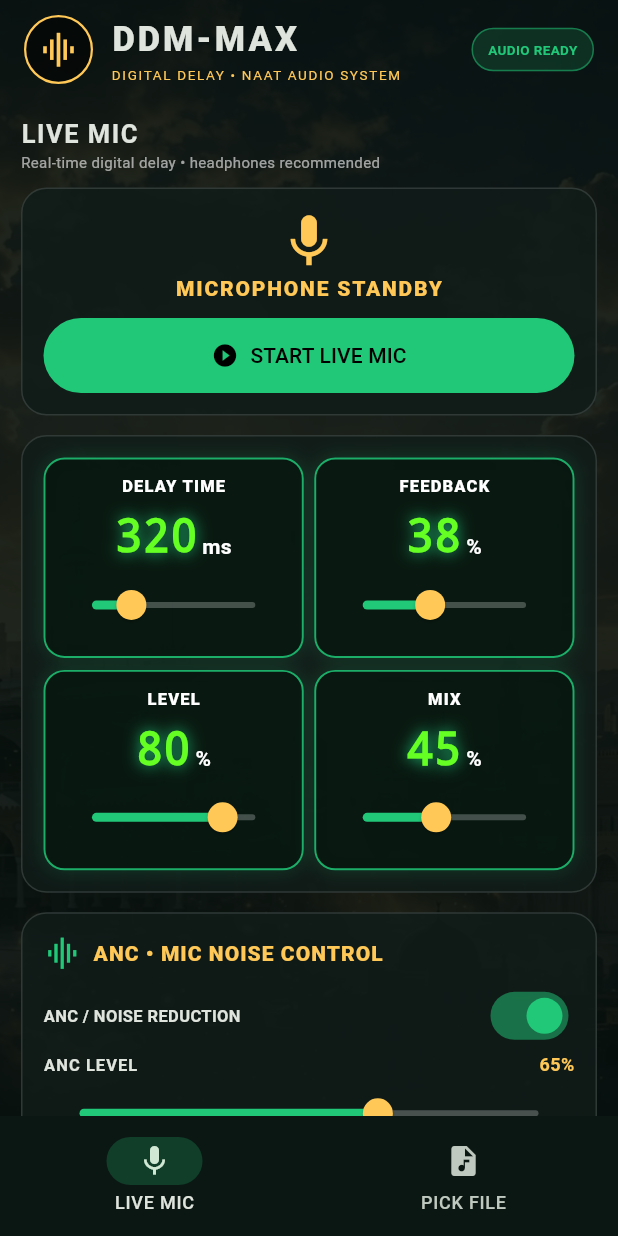
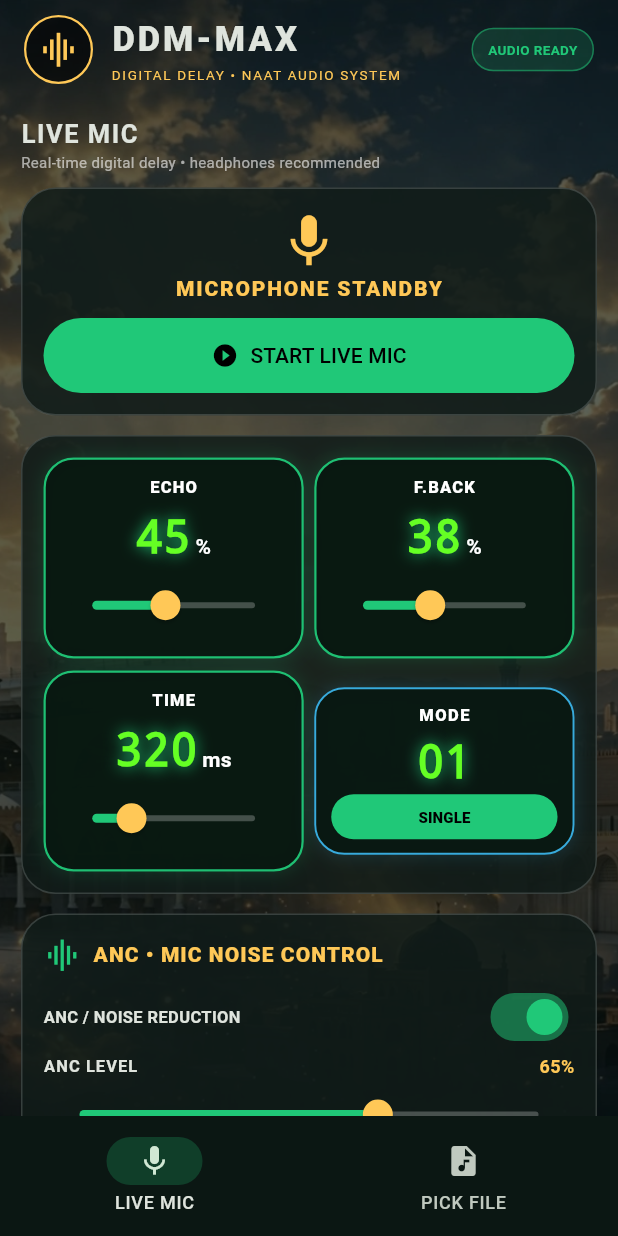
Before and after one commit to iammrsbi/ddm-max, a Flutter app: the screen it shows after launch, on a phone screen of 412 x 824 dp. Run offline on Flutter 3.47's test engine with Material 3 defaults, Android fonts, the phone set to English and light mode, and no system bars; our stand-ins replace audioplayers, file_picker, permission_handler, share_plus, shared_preferences; missing offline and left inert: record.

Commit message:
Redesign DD-8 controls with rounded LED Echo Feedback Time Mode panels

```diff
--- a/lib/main.dart
+++ b/lib/main.dart
@@ -192,7 +192,7 @@ class _ConsoleHomeState extends State<ConsoleHome> {
     return Scaffold(
       body:Stack(fit:StackFit.expand,children:[
         Image.asset('assets/combo_bg.jpg',fit:BoxFit.cover,errorBuilder:(_,__,___)=>Container(color:const Color(0xFF07110E))),
-        Container(color:const Color(0xE607100D)),
+        Container(color:const Color(0xA807100D)),
         SafeArea(child:Column(children:[header(),Expanded(child:pages[tab])])),
       ]),
       bottomNavigationBar:NavigationBar(selectedIndex:tab,onDestinationSelected:(v)=>setState(()=>tab=v),
@@ -216,7 +216,7 @@ class _ConsoleHomeState extends State<ConsoleHome> {
     Text(b,style:const TextStyle(fontSize:10,color:Colors.white60)),
   ]));
   Widget box(Widget c)=>Container(margin:const EdgeInsets.only(bottom:13),padding:const EdgeInsets.all(14),
-    decoration:BoxDecoration(color:panel,borderRadius:BorderRadius.circular(17),border:Border.all(color:Colors.white.withOpacity(.13))),child:c);
+    decoration:BoxDecoration(color:panel,borderRadius:BorderRadius.circular(23),border:Border.all(color:Colors.white.withOpacity(.16))),child:c);
   Widget delayPage()=>scroll([
     title('LIVE MIC','Real-time digital delay • headphones recommended'),
     box(Column(children:[
@@ -227,15 +227,15 @@ class _ConsoleHomeState extends State<ConsoleHome> {
     ])),
     box(Column(children:[
       Row(children:[
-        Expanded(child:ledMetric('DELAY TIME','${delayTime.round()}','ms',delayTime,40,1200,(v)=>_changeLive(()=>delayTime=v))),
+        Expanded(child:ledMetric('ECHO','${mix.round()}','%',mix,0,100,(v)=>_changeLive(()=>mix=v))),
         const SizedBox(width:7),
-        Expanded(child:ledMetric('FEEDBACK','${feedback.round()}','%',feedback,0,92,(v)=>_changeLive(()=>feedback=v))),
+        Expanded(child:ledMetric('F.BACK','${feedback.round()}','%',feedback,0,92,(v)=>_changeLive(()=>feedback=v))),
       ]),
       const SizedBox(height:8),
       Row(children:[
-        Expanded(child:ledMetric('LEVEL','${level.round()}','%',level,0,100,(v)=>_changeLive(()=>level=v))),
+        Expanded(child:ledMetric('TIME','${delayTime.round()}','ms',delayTime,40,1200,(v)=>_changeLive(()=>delayTime=v))),
         const SizedBox(width:7),
-        Expanded(child:ledMetric('MIX','${mix.round()}','%',mix,0,100,(v)=>_changeLive(()=>mix=v))),
+        Expanded(child:modeMetric(onToggle:()=>_changeLive(()=>dual=!dual))),
       ]),
     ])),
     noiseControlCard(),
@@ -252,7 +252,7 @@ class _ConsoleHomeState extends State<ConsoleHome> {
 
     Widget ledMetric(String label,String value,String unit,double current,double min,double max,ValueChanged<double> changed)=>Container(
     padding:const EdgeInsets.symmetric(horizontal:7,vertical:10),
-    decoration:BoxDecoration(color:const Color(0xF4081710),borderRadius:BorderRadius.circular(14),border:Border.all(color:green.withOpacity(.85),width:1.3),boxShadow:[BoxShadow(color:green.withOpacity(.18),blurRadius:10)]),
+    decoration:BoxDecoration(color:const Color(0xF4081710),borderRadius:BorderRadius.circular(20),border:Border.all(color:green.withOpacity(.95),width:1.5),boxShadow:[BoxShadow(color:green.withOpacity(.18),blurRadius:10)]),
     child:Column(children:[
       Text(label,style:const TextStyle(fontSize:11,fontWeight:FontWeight.w900,color:Colors.white,letterSpacing:.8)),
       const SizedBox(height:4),
@@ -263,9 +263,26 @@ class _ConsoleHomeState extends State<ConsoleHome> {
       Slider(value:current.clamp(min,max).toDouble(),min:min,max:max,onChanged:changed),
     ]),
   );
+  Widget modeMetric({required VoidCallback onToggle})=>Container(
+    padding:const EdgeInsets.symmetric(horizontal:10,vertical:9),
+    decoration:BoxDecoration(color:const Color(0xF4081710),borderRadius:BorderRadius.circular(20),
+      border:Border.all(color:Colors.lightBlueAccent.withOpacity(.85),width:1.3),
+      boxShadow:[BoxShadow(color:Colors.lightBlueAccent.withOpacity(.16),blurRadius:10)]),
+    child:Column(children:[
+      const Text('MODE',style:TextStyle(fontSize:11,fontWeight:FontWeight.w900,color:Colors.white,letterSpacing:1)),
+      const SizedBox(height:2),
+      Text(dual?'02':'01',style:const TextStyle(fontFamily:'monospace',fontSize:30,fontWeight:FontWeight.w900,
+        color:Color(0xFF65FF24),shadows:[Shadow(color:green,blurRadius:12)])),
+      SizedBox(width:double.infinity,height:30,child:FilledButton(
+        onPressed:onToggle,
+        style:FilledButton.styleFrom(backgroundColor:dual?Colors.lightBlueAccent:green,foregroundColor:Colors.black,
+          padding:EdgeInsets.zero,shape:const StadiumBorder()),
+        child:Text(dual?'DUAL':'SINGLE',style:const TextStyle(fontSize:10,fontWeight:FontWeight.w900)))),
+    ]),
+  );
   Widget neonMode(String label,bool active,Color color,VoidCallback fn)=>SizedBox(width:double.infinity,height:54,child:OutlinedButton(
     onPressed:fn,
-    style:OutlinedButton.styleFrom(backgroundColor:active?color.withOpacity(.2):Colors.black54,foregroundColor:active?color:Colors.white,side:BorderSide(color:active?color:Colors.white30,width:active?2:1),shape:RoundedRectangleBorder(borderRadius:BorderRadius.circular(13)),shadowColor:color,elevation:active?8:0),
+    style:OutlinedButton.styleFrom(backgroundColor:active?color.withOpacity(.2):Colors.black54,foregroundColor:active?color:Colors.white,side:BorderSide(color:active?color:Colors.white30,width:active?2:1),shape:RoundedRectangleBorder(borderRadius:BorderRadius.circular(24)),shadowColor:color,elevation:active?8:0),
     child:Text(label,textAlign:TextAlign.center,style:const TextStyle(fontSize:11,fontWeight:FontWeight.w900,letterSpacing:.7)),
   ));
   Widget filePage()=>scroll([
@@ -291,19 +308,17 @@ class _ConsoleHomeState extends State<ConsoleHome> {
     ])),
     box(Column(children:[
       const Text('DIGITAL DELAY • EFFECT CONTROLS',style:TextStyle(color:gold,fontWeight:FontWeight.w900,letterSpacing:1)),
-      slider('DELAY TIME',delayTime,40,1200,'${delayTime.round()} ms',(v)=>setState(()=>delayTime=v)),
-      slider('FEEDBACK',feedback,0,92,'${feedback.round()}%',(v)=>setState(()=>feedback=v)),
-      slider('EFFECT MIX',mix,0,100,'${mix.round()}%',(v)=>setState(()=>mix=v)),
-      slider('OUTPUT LEVEL',level,0,100,'${level.round()}%',(v)=>setState(()=>level=v)),
-      Row(children:[Expanded(child:neonMode('SINGLE',!dual,green,()=>setState(()=>dual=false))),const SizedBox(width:6),Expanded(child:neonMode('DUAL',dual,Colors.lightBlueAccent,()=>setState(()=>dual=true)))]),
+      slider('ECHO',mix,0,100,'${mix.round()}%',(v)=>setState(()=>mix=v)),
+      slider('F.BACK',feedback,0,92,'${feedback.round()}%',(v)=>setState(()=>feedback=v)),
+      slider('TIME',delayTime,40,1200,'${delayTime.round()} ms',(v)=>setState(()=>delayTime=v)),
+      modeMetric(onToggle:()=>setState(()=>dual=!dual)),
       const SizedBox(height:6),
       Row(children:[Expanded(child:neonMode('PING-PONG',pingPong,Colors.purpleAccent,()=>setState(()=>pingPong=!pingPong))),const SizedBox(width:6),Expanded(child:neonMode('BYPASS',bypass,Colors.orangeAccent,()=>setState(()=>bypass=!bypass)))]),
     ])),
+    noiseControlCard(),
     box(Column(children:[
       const Text('5-BAND EQ',style:TextStyle(color:gold,fontWeight:FontWeight.w900)),
       for(int i=0;i<5;i++) slider(['BASS 100 Hz','LOW MID 350 Hz','MID 1 kHz','HIGH MID 3.5 kHz','TREBLE 9 kHz'][i],eq[i],-12,12,'${eq[i].round()} dB',(v)=>setState(()=>eq[i]=v)),
-      sw('NOISE REDUCTION FILTER',noiseReduction,(v)=>setState(()=>noiseReduction=v)),
-      sw('NOISE GATE',noiseGate,(v)=>setState(()=>noiseGate=v)),
     ])),
     box(Column(crossAxisAlignment:CrossAxisAlignment.stretch,children:[
       FilledButton.icon(onPressed:working||selected==null?null:auditionEffect,icon:working?const SizedBox(width:16,height:16,child:CircularProgressIndicator(strokeWidth:2)):const Icon(Icons.headphones),label:Text(working?'PROCESSING...':'AUDITION CURRENT EFFECT')),
```
